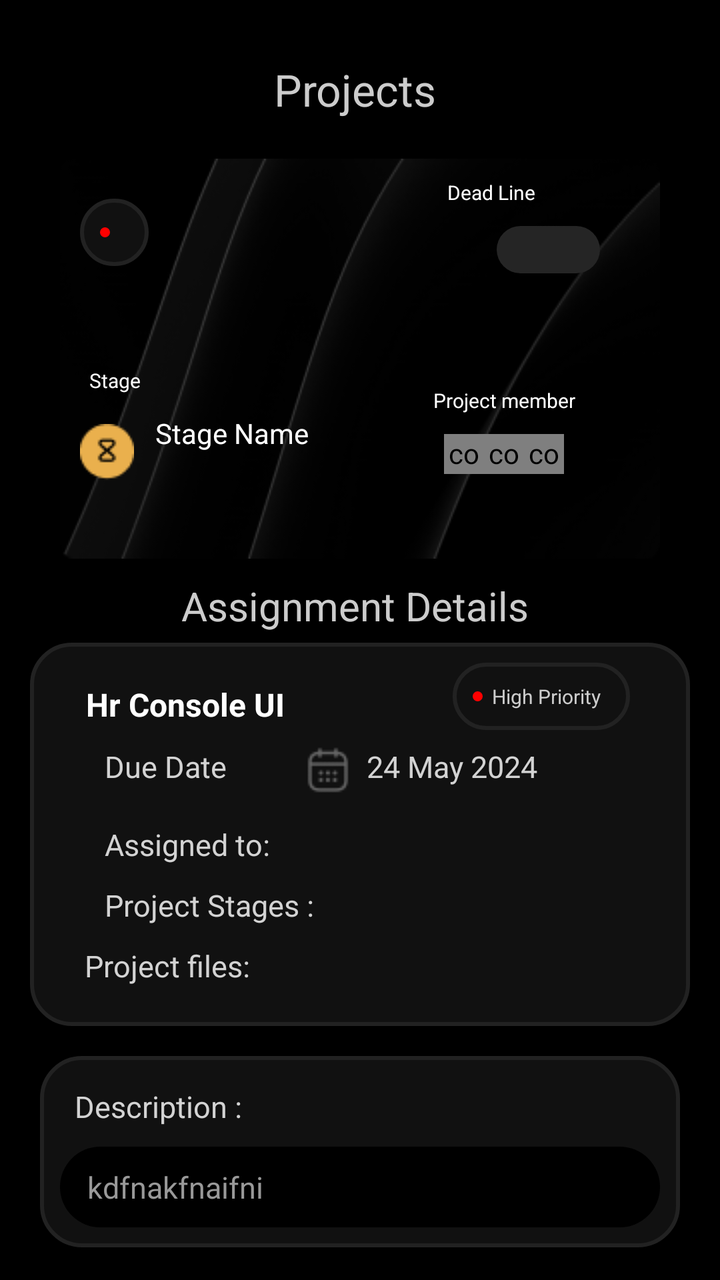
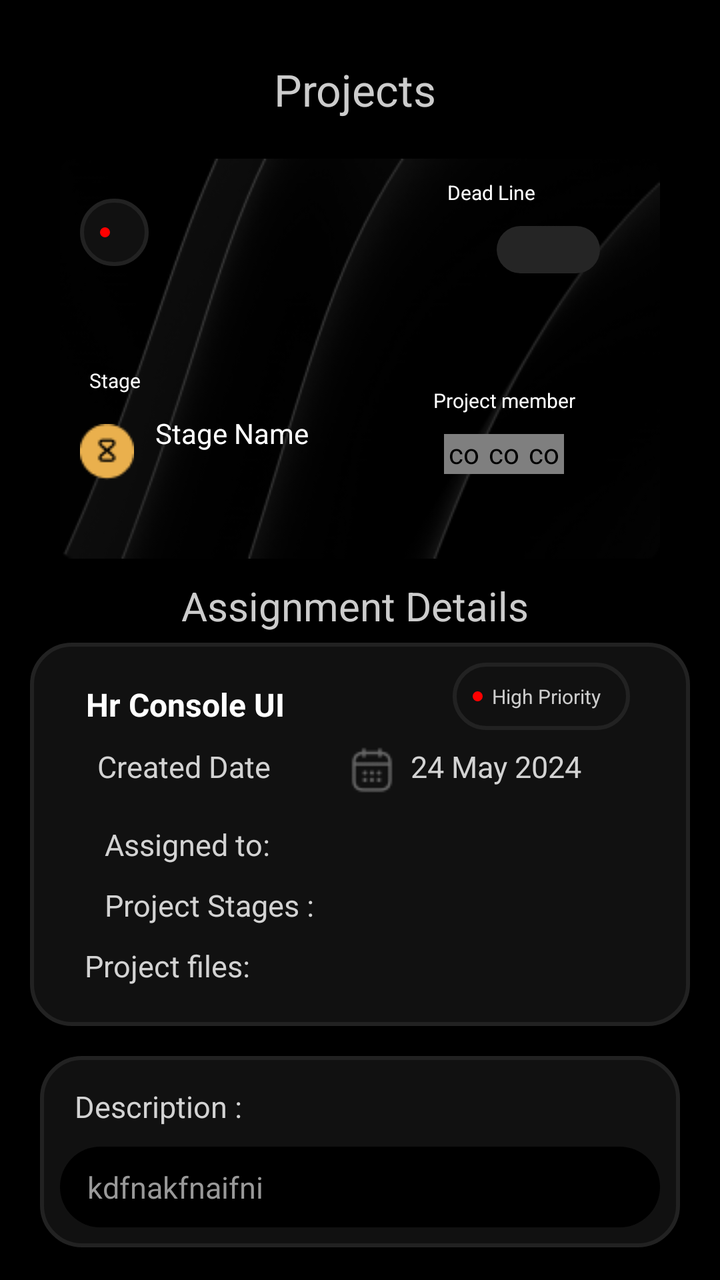

The first picture is an Android layout as it rendered before a commit; the second is the same layout after the commit. The layout source and the unified diff follow.
<!-- AndroidManifest.xml: application theme AppTheme -->
<!-- res/layout/fragment_projects.xml -->
<?xml version="1.0" encoding="utf-8"?>
<layout xmlns:android="http://schemas.android.com/apk/res/android"
    xmlns:app="http://schemas.android.com/apk/res-auto">

    <ScrollView xmlns:tools="http://schemas.android.com/tools"
        android:layout_width="match_parent"
        android:layout_height="match_parent"
        android:background="@color/black"
        android:clickable="true"
        android:focusable="true"
        android:orientation="vertical"
        android:padding="@dimen/_10"
        tools:context=".manager.activity.ProjectsFragment">

        <LinearLayout
            android:layout_width="match_parent"
            android:layout_height="wrap_content"
            android:clickable="true"
            android:focusable="true"
            android:orientation="vertical">

            <LinearLayout
                android:layout_width="match_parent"
                android:layout_height="wrap_content"
                android:layout_marginTop="20dp">

                <ImageView
                    android:id="@+id/backbutton"
                    android:layout_width="wrap_content"
                    android:layout_height="wrap_content"
                    android:layout_marginStart="25dp"
                    android:src="@drawable/backbutton"
                    android:visibility="gone" />

                <TextView
                    android:layout_width="match_parent"
                    android:layout_height="wrap_content"
                    android:gravity="center"
                    android:text="Projects "
                    android:textColor="@color/greyforText"
                    android:textSize="22sp" />

            </LinearLayout>

            <RelativeLayout
                android:layout_width="match_parent"
                android:layout_height="@dimen/_200dp"
                android:layout_marginStart="@dimen/_20dp"
                android:layout_marginTop="@dimen/_20dp"
                android:layout_marginEnd="@dimen/_20dp"
                android:background="@drawable/bg_img"
                android:elevation="@dimen/_10">

                <TextView
                    android:id="@+id/priority"
                    android:layout_width="wrap_content"
                    android:layout_height="wrap_content"
                    android:layout_marginStart="@dimen/_10"
                    android:layout_marginTop="@dimen/_20dp"
                    android:background="@drawable/dark_grey_bg"
                    android:drawableStart="@drawable/red_dot"
                    android:padding="@dimen/_10"
                    android:text="    "
                    android:textColor="@color/greyforText"
                    android:textSize="@dimen/_10" />

                <TextView
                    android:id="@+id/dead"
                    android:layout_width="wrap_content"
                    android:layout_height="wrap_content"
                    android:layout_alignParentEnd="true"
                    android:layout_marginTop="@dimen/_10"
                    android:layout_marginEnd="@dimen/_60dp"
                    android:gravity="start"
                    android:text="  Dead Line "
                    android:textColor="@color/white"
                    android:textSize="10sp" />

                <TextView
                    android:id="@+id/deadlineDate"
                    android:layout_width="wrap_content"
                    android:layout_height="wrap_content"
                    android:layout_below="@+id/dead"
                    android:layout_alignParentEnd="true"
                    android:layout_marginStart="@dimen/_10"
                    android:layout_marginTop="@dimen/_10"
                    android:layout_marginEnd="@dimen/_30dp"
                    android:background="@drawable/light_grey_bg"
                    android:gravity="start"
                    android:paddingStart="@dimen/_20dp"
                    android:paddingTop="@dimen/_5dp"
                    android:paddingEnd="@dimen/_20dp"
                    android:paddingBottom="@dimen/_5dp"
                    android:text="     "
                    android:textColor="@color/white"
                    android:textSize="10sp" />

                <TextView
                    android:id="@+id/projectName"
                    android:layout_width="wrap_content"
                    android:layout_height="wrap_content"
                    android:layout_below="@+id/priority"
                    android:layout_marginStart="@dimen/_10"
                    android:layout_marginTop="@dimen/_10"
                    android:gravity="start"
                    android:text="       "
                    android:textColor="@color/white"
                    android:textSize="15sp"
                    android:textStyle="bold" />

                <RelativeLayout
                    android:layout_width="wrap_content"
                    android:layout_height="wrap_content"
                    android:layout_below="@+id/projectName">

                    <TextView
                        android:id="@+id/stage"
                        android:layout_width="wrap_content"
                        android:layout_height="wrap_content"
                        android:layout_marginStart="@dimen/_10"
                        android:layout_marginTop="@dimen/_20dp"
                        android:gravity="start"
                        android:text="  Stage "
                        android:textColor="@color/white"
                        android:textSize="10sp" />

                    <ImageView
                        android:layout_width="wrap_content"
                        android:layout_height="wrap_content"
                        android:layout_below="@+id/stage"
                        android:layout_marginStart="@dimen/_10"
                        android:layout_marginTop="@dimen/_15"
                        android:src="@drawable/timer" />

                    <TextView
                        android:id="@+id/stageName"
                        android:layout_width="wrap_content"
                        android:layout_height="wrap_content"
                        android:layout_below="@+id/stage"
                        android:layout_marginStart="@dimen/_5dp"
                        android:layout_marginTop="@dimen/_10"
                        android:layout_toEndOf="@+id/stage"
                        android:text="Stage Name"
                        android:textColor="@color/white" />

                    <TextView
                        android:layout_width="wrap_content"
                        android:layout_height="wrap_content"
                        android:layout_below="@id/stageName"
                        android:layout_marginStart="@dimen/_5dp"
                        android:layout_toEndOf="@+id/stage"
                        android:text="   "
                        android:textColor="#898989"
                        android:textSize="12dp"
                        android:textStyle="italic" />
                </RelativeLayout>

                <RelativeLayout
                    android:layout_width="wrap_content"
                    android:layout_height="wrap_content"
                    android:layout_below="@+id/projectName"
                    android:layout_alignParentEnd="true"
                    android:layout_marginTop="@dimen/_10"
                    android:layout_marginEnd="@dimen/_30dp"
                    android:gravity="center"
                    android:padding="@dimen/_10">


                    <TextView
                        android:id="@+id/projctMember"
                        android:layout_width="wrap_content"
                        android:layout_height="wrap_content"
                        android:layout_marginTop="@dimen/_10"
                        android:gravity="start"
                        android:text="  Project member "
                        android:textColor="@color/white"
                        android:textSize="10sp" />


                    <com.makeramen.roundedimageview.RoundedImageView
                        android:id="@+id/photo1"
                        android:layout_width="@dimen/_20dp"
                        android:layout_height="20dp"
                        android:layout_below="@+id/projctMember"
                        android:layout_marginStart="@dimen/_10"
                        android:layout_marginTop="@dimen/_10"
                        android:src="@drawable/profilephoto"
                        app:riv_oval="true" />

                    <com.makeramen.roundedimageview.RoundedImageView
                        android:id="@+id/photo2"
                        android:layout_width="@dimen/_20dp"
                        android:layout_height="20dp"
                        android:layout_below="@+id/projctMember"
                        android:layout_marginTop="@dimen/_10"
                        android:layout_toEndOf="@+id/photo1"
                        android:src="@drawable/profilephoto"
                        app:riv_oval="true" />

                    <com.makeramen.roundedimageview.RoundedImageView
                        android:id="@+id/photo3"
                        android:layout_width="@dimen/_20dp"
                        android:layout_height="20dp"
                        android:layout_below="@+id/projctMember"
                        android:layout_marginTop="@dimen/_10"
                        android:layout_toEndOf="@+id/photo2"
                        android:src="@drawable/profilephoto"
                        app:riv_oval="true" />
                </RelativeLayout>


            </RelativeLayout>

            <TextView
                android:layout_width="match_parent"
                android:layout_height="wrap_content"
                android:layout_marginTop="@dimen/_10"
                android:gravity="center"
                android:text="Assignment Details "
                android:textColor="@color/greyforText"
                android:textSize="20sp" />

            <RelativeLayout
                android:layout_width="match_parent"
                android:layout_height="wrap_content"
                android:layout_margin="@dimen/_5dp"
                android:background="@drawable/dark_grey_bg"
                android:padding="@dimen/_10">

                <TextView
                    android:id="@+id/projectNamee"
                    android:layout_width="wrap_content"
                    android:layout_height="wrap_content"
                    android:layout_marginStart="@dimen/_10"
                    android:layout_marginTop="@dimen/_10"
                    android:gravity="start"
                    android:text="  Hr Console UI"
                    android:textColor="@color/white"
                    android:textSize="16sp"
                    android:textStyle="bold" />

                <TextView
                    android:id="@+id/priorityy"
                    android:layout_width="wrap_content"
                    android:layout_height="wrap_content"
                    android:layout_alignParentEnd="true"
                    android:layout_marginEnd="@dimen/_20dp"
                    android:background="@drawable/dark_grey_bg"
                    android:drawableStart="@drawable/red_dot"
                    android:padding="@dimen/_10"
                    android:text="  High Priority  "
                    android:textColor="@color/greyforText"
                    android:textSize="@dimen/_10" />

                <TextView
                    android:id="@+id/due"
                    android:layout_width="wrap_content"
                    android:layout_height="wrap_content"
                    android:layout_below="@+id/projectNamee"
                    android:layout_marginStart="@dimen/_20dp"
                    android:layout_marginTop="@dimen/_10"
                    android:gravity="start"
                    android:text="  Due Date "
                    android:textColor="@color/lightWhite"
                    android:textSize="15sp" />

                <TextView
                    android:id="@+id/duedate"
                    android:layout_width="wrap_content"
                    android:layout_height="wrap_content"
                    android:layout_below="@+id/projectNamee"
                    android:layout_marginStart="@dimen/_30dp"
                    android:layout_marginTop="@dimen/_10"
                    android:layout_toEndOf="@+id/due"
                    android:drawableStart="@drawable/calender2"
                    android:gravity="start"
                    android:paddingStart="5dp"
                    android:text="  24 May 2024 "
                    android:textColor="@color/lightWhite"
                    android:textSize="15sp" />

                <TextView
                    android:id="@+id/Assign"
                    android:layout_width="wrap_content"
                    android:layout_height="wrap_content"
                    android:layout_below="@+id/duedate"
                    android:layout_marginStart="@dimen/_20dp"
                    android:layout_marginTop="@dimen/_15"
                    android:gravity="start"
                    android:text="  Assigned to: "
                    android:textColor="@color/lightWhite"
                    android:textSize="15sp" />

                <androidx.recyclerview.widget.RecyclerView
                    android:id="@+id/assignedRecyccler"
                    android:layout_width="match_parent"
                    android:layout_height="wrap_content"
                    android:layout_below="@+id/Assign" />


                
                
                
                
                
                
                
                
                
                
                

                
                
                
                
                

                <TextView
                    android:id="@+id/projectStages"
                    android:layout_width="wrap_content"
                    android:layout_height="wrap_content"
                    android:layout_below="@+id/assignedRecyccler"
                    android:layout_marginStart="@dimen/_20dp"
                    android:layout_marginTop="@dimen/_10"
                    android:gravity="start"
                    android:text="  Project Stages : "
                    android:textColor="@color/lightWhite"
                    android:textSize="15sp" />

                <androidx.recyclerview.widget.RecyclerView
                    android:id="@+id/stageRecycler"
                    android:layout_width="match_parent"
                    android:layout_height="wrap_content"
                    android:layout_below="@+id/projectStages" />

                <TextView
                    android:id="@+id/file"
                    android:layout_width="wrap_content"
                    android:layout_height="wrap_content"
                    android:layout_below="@+id/stageRecycler"
                    android:layout_marginStart="@dimen/_10dp"
                    android:layout_marginTop="@dimen/_10"
                    android:gravity="start"
                    android:text="  Project files: "
                    android:textColor="@color/lightWhite"
                    android:textSize="15sp" />

                <androidx.recyclerview.widget.RecyclerView
                    android:id="@+id/fileRecycler"
                    android:layout_width="match_parent"
                    android:layout_height="wrap_content"
                    android:layout_below="@+id/file"
                    android:padding="5dp" />
                
                
                
                
                
                
                
                
                
                
                
                
                
                
                
                
                
            </RelativeLayout>

            <LinearLayout
                android:layout_width="match_parent"
                android:layout_height="wrap_content"
                android:layout_margin="@dimen/_10"
                android:background="@drawable/dark_grey_bg"
                android:orientation="vertical">

                <TextView
                    android:id="@+id/description"
                    android:layout_width="wrap_content"
                    android:layout_height="wrap_content"
                    android:layout_below="@+id/assignedRecyccler"
                    android:layout_marginStart="@dimen/_10dp"
                    android:layout_marginTop="@dimen/_15"
                    android:gravity="start"
                    android:text="  Description : "
                    android:textColor="@color/lightWhite"
                    android:textSize="15sp" />

                <TextView
                    android:id="@+id/descriptionn"
                    android:layout_width="match_parent"
                    android:layout_height="wrap_content"
                    android:layout_below="@+id/description"
                    android:layout_margin="@dimen/_10"
                    android:background="@drawable/black_button"
                    android:fontFamily="@font/dm_sans"
                    android:gravity="start"
                    android:padding="@dimen/_10"
                    android:text=" kdfnakfnaifni "
                    android:textColor="#999999"
                    android:textSize="15sp" />
            </LinearLayout>

            <LinearLayout
                android:layout_width="match_parent"
                android:layout_height="wrap_content"
                android:layout_margin="@dimen/_10"
                android:background="@drawable/dark_grey_bg"
                android:orientation="vertical">

                <TextView
                    android:id="@+id/notes"
                    android:layout_width="match_parent"
                    android:layout_height="wrap_content"
                    android:layout_below="@+id/assignedRecyccler"
                    android:layout_marginStart="@dimen/_20dp"
                    android:layout_marginTop="@dimen/_15"
                    android:layout_marginEnd="@dimen/_20dp"
                    android:drawableEnd="@drawable/plus"
                    android:gravity="start"
                    android:padding="@dimen/_10"
                    android:text="  Notes : "
                    android:textColor="#56555C"
                    android:textSize="15sp" />

                <androidx.recyclerview.widget.RecyclerView
                    android:id="@+id/notesRecycler"
                    android:layout_width="match_parent"
                    android:layout_height="wrap_content"
                    android:layout_margin="@dimen/_5dp"
                    android:padding="@dimen/_5dp" />
            </LinearLayout>


            
            
            
            
            
            
            

            
            
            
            
            
            
            
            
            
            

            
            
            
            
            


            
            
            
            
            
            
            
            
            
            


            
            
            
            
            
            
            

            
            
            
            
            
            
            
            
            
            

            
            
            
            
            
            
            
            
            
            
            
            
            
            
            
            
            

            
            
            
            
            
            
            
            

            
            
            
            
            
            
            

            
            
            <LinearLayout
                android:id="@+id/teamSubTask"
                android:layout_width="match_parent"
                android:layout_height="wrap_content"
                android:layout_margin="@dimen/_5dp"
                android:background="@drawable/dark_grey_bg"
                android:orientation="vertical"
                android:padding="@dimen/_20dp">

                <TextView
                    android:layout_width="wrap_content"
                    android:layout_height="wrap_content"
                    android:layout_marginStart="@dimen/_10"
                    android:layout_marginTop="@dimen/_10"
                    android:layout_marginBottom="@dimen/_10"
                    android:gravity="start"
                    android:text=" Team Sub Tasks "
                    android:textColor="@color/white"
                    android:textSize="16sp" />

                <RelativeLayout
                    android:layout_width="match_parent"
                    android:layout_height="wrap_content"
                    android:background="@drawable/light_grey_bg"
                    android:padding="@dimen/_10">

                    <TextView
                        android:id="@+id/textTask"
                        android:layout_width="wrap_content"
                        android:layout_height="wrap_content"
                        android:layout_marginStart="@dimen/_10"
                        android:layout_marginTop="@dimen/_10"
                        android:layout_marginBottom="@dimen/_10"
                        android:gravity="start"
                        android:text=" Tasks "
                        android:textColor="@color/white"
                        android:textSize="16sp" />

                    
                    
                    
                    
                    
                    
                    
                    
                    
                    
                    
                    
                    
                    
                    
                    
                    

                    <View
                        android:layout_width="wrap_content"
                        android:layout_height="1dp"
                        android:layout_below="@+id/textTask"
                        android:layout_marginStart="@dimen/_20dp"
                        android:layout_marginTop="@dimen/_5dp"
                        android:layout_marginEnd="@dimen/_20dp"
                        android:background="#444444" />

                    <androidx.recyclerview.widget.RecyclerView
                        android:id="@+id/subTaskMember"
                        android:layout_width="match_parent"
                        android:layout_height="wrap_content"
                        android:layout_below="@+id/textTask"
                        android:layout_marginTop="@dimen/_20dp"
                        android:padding="@dimen/_10" />

                </RelativeLayout>
            </LinearLayout>

            <TextView
                android:id="@+id/mySubTask"
                android:layout_width="match_parent"
                android:layout_height="wrap_content"
                android:layout_marginStart="@dimen/_25dp"
                android:layout_marginTop="@dimen/_20dp"
                android:layout_marginEnd="@dimen/_25dp"
                android:layout_marginBottom="@dimen/_30dp"
                android:background="@drawable/grey_bg_rounded"
                android:drawableEnd="@drawable/left_arrow"
                android:fontFamily="@font/dm_sans"
                android:gravity="center"
                android:paddingStart="@dimen/_10"
                android:paddingTop="@dimen/_10"
                android:paddingEnd="@dimen/_10"
                android:paddingBottom="@dimen/_10"
                android:text="My Sub Tasks "
                android:textColor="#CDCDCD"
                android:textSize="@dimen/_18sp" />
        </LinearLayout>

    </ScrollView>
</layout>
<!-- resources referenced by this layout -->
<resources>
  <color name="black">#FF000000</color>
  <color name="greyforText">#CCCCCC</color>
  <color name="lightWhite">#D3D3D3</color>
  <color name="white">#FFFFFF</color>
  <dimen name="_10">10dp</dimen>
  <dimen name="_10dp">10dp</dimen>
  <dimen name="_15">15dp</dimen>
  <dimen name="_18sp">18sp</dimen>
  <dimen name="_200dp">200dp</dimen>
  <dimen name="_20dp">20dp</dimen>
  <dimen name="_25dp">25dp</dimen>
  <dimen name="_30dp">30dp</dimen>
  <dimen name="_5dp">5dp</dimen>
  <dimen name="_60dp">60dp</dimen>
  <!-- drawable backbutton: png bitmap (drawable, 227 bytes) -->
  <!-- drawable bg_img: jpg bitmap (drawable, 183601 bytes) -->
  <!-- drawable black_button (drawable) -->
  <shape xmlns:android="http://schemas.android.com/apk/res/android"
      android:shape="rectangle">
      <solid android:color="#000000"/>
      <corners android:radius="25dp" /> 
  </shape>
  <!-- drawable calender2: png bitmap (drawable, 791 bytes) -->
  <!-- drawable dark_grey_bg (drawable) -->
  <?xml version="1.0" encoding="utf-8"?>
  <shape xmlns:android="http://schemas.android.com/apk/res/android"
      android:shape="rectangle">
      <solid android:color="@color/greyBackground"/>
      <corners android:radius="@dimen/_20dp"/>
      <stroke
          android:width="2dp" android:color="@color/strokeBlack"/>
  </shape>
  <!-- drawable grey_bg_rounded (drawable) -->
  <?xml version="1.0" encoding="utf-8"?>
  <shape xmlns:android="http://schemas.android.com/apk/res/android"
      android:shape="rectangle">
  <solid android:color="@color/greyBackground"/>
      <corners android:radius="@dimen/_20dp"/>
  </shape>
  <!-- drawable left_arrow: png bitmap (drawable, 247 bytes) -->
  <!-- drawable light_grey_bg (drawable) -->
  <?xml version="1.0" encoding="utf-8"?>
  <shape xmlns:android="http://schemas.android.com/apk/res/android"
      android:shape="rectangle">
      <solid android:color="@color/lightGreycolor"/>
      <corners android:radius="@dimen/_20dp"/>
  </shape>
  <!-- drawable plus: png bitmap (drawable, 480 bytes) -->
  <!-- drawable profilephoto: png bitmap (drawable, 10711 bytes) -->
  <!-- drawable red_dot (drawable) -->
  <?xml version="1.0" encoding="utf-8"?>
  <shape xmlns:android="http://schemas.android.com/apk/res/android"
      android:shape="oval">
      <solid android:color="#FF0000" /> 
      <size android:width="5dp" android:height="5dp" /> 
  </shape>
  <!-- drawable timer: png bitmap (drawable, 853 bytes) -->
  <style name="AppTheme" parent="Theme.MaterialComponents.Light.NoActionBar">
          <item name="colorPrimaryDark">@color/black</item>
          <item name="colorSurface">@color/white</item>
      </style>
  <color name="greyBackground">#111111</color>
  <color name="strokeBlack">#222222</color>
  <color name="lightGreycolor">#252525</color>
</resources>

<!-- the commit's change to res/layout/fragment_projects.xml (unified diff, before → after) -->
@@ -260,12 +260,12 @@
                     android:layout_marginStart="@dimen/_20dp"
                     android:layout_marginTop="@dimen/_10"
                     android:gravity="start"
-                    android:text="  Due Date "
+                    android:text=" Created Date "
                     android:textColor="@color/lightWhite"
                     android:textSize="15sp" />
 
                 <TextView
-                    android:id="@+id/duedate"
+                    android:id="@+id/createddate"
                     android:layout_width="wrap_content"
                     android:layout_height="wrap_content"
                     android:layout_below="@+id/projectNamee"
@@ -283,7 +283,7 @@
                     android:id="@+id/Assign"
                     android:layout_width="wrap_content"
                     android:layout_height="wrap_content"
-                    android:layout_below="@+id/duedate"
+                    android:layout_below="@+id/createddate"
                     android:layout_marginStart="@dimen/_20dp"
                     android:layout_marginTop="@dimen/_15"
                     android:gravity="start"
<!-- resource entries referenced after the edit -->
@@ -53,7 +53,7 @@
   <?xml version="1.0" encoding="utf-8"?>
   <shape xmlns:android="http://schemas.android.com/apk/res/android"
       android:shape="oval">
-      <solid android:color="#FF0000" /> 
+      <solid android:color="@color/brightred" /> 
       <size android:width="5dp" android:height="5dp" /> 
   </shape>
   <!-- drawable timer: png bitmap (drawable, 853 bytes) -->
@@ -64,5 +64,6 @@
   <color name="greyBackground">#111111</color>
   <color name="strokeBlack">#222222</color>
   <color name="lightGreycolor">#252525</color>
+  <color name="brightred">#FF0000</color>
 </resources>
 
